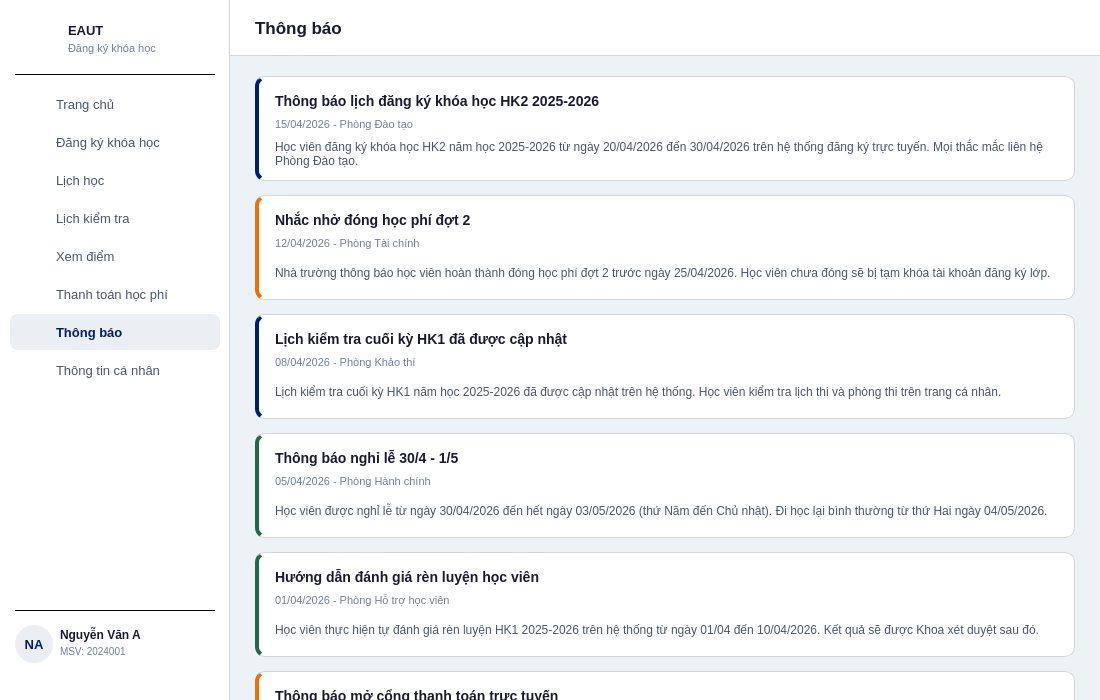
Qt form frontend/ui/notifications.ui (abcxyzawe/BaiTapLonPy) before a commit.
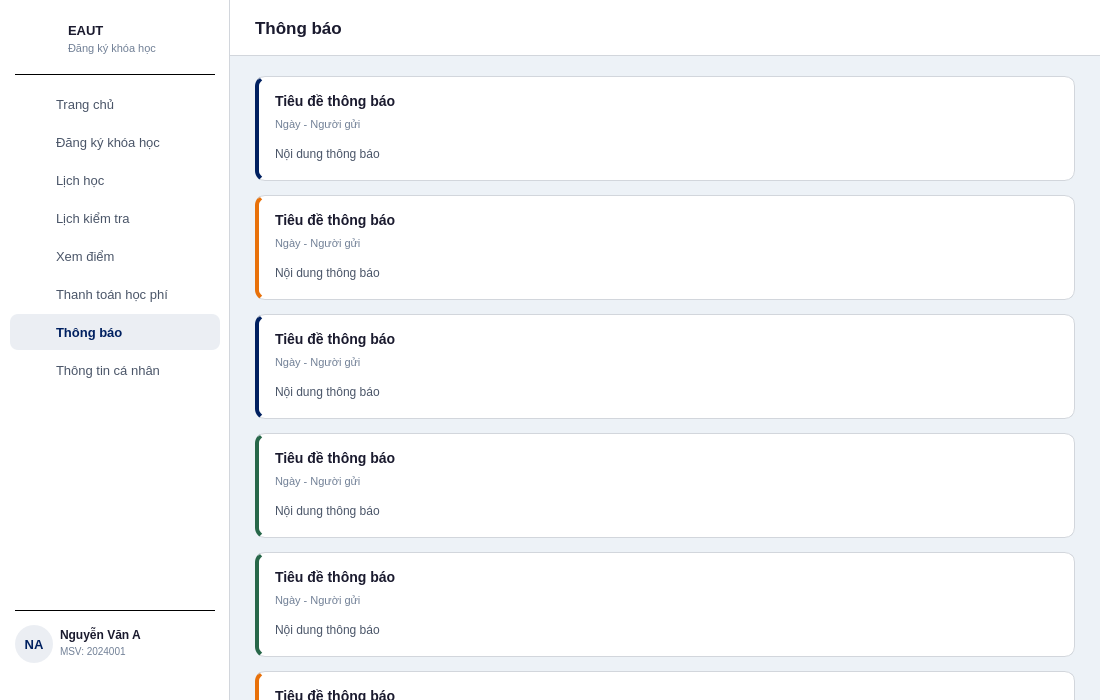
The same form after that commit.

The edit to the form file:
```diff
--- a/frontend/ui/notifications.ui
+++ b/frontend/ui/notifications.ui
@@ -79,9 +79,9 @@
       <property name="geometry"><rect><x>25</x><y>20</y><width>820</width><height>105</height></rect></property>
       <property name="styleSheet"><string notr="true">QFrame#card1 { background: white; border: 1px solid #d2d6dc; border-radius: 10px; border-left: 4px solid #002060; }</string></property>
       <property name="frameShape"><enum>QFrame::NoFrame</enum></property>
-      <widget class="QLabel" name="lblTitle1"><property name="geometry"><rect><x>20</x><y>14</y><width>780</width><height>22</height></rect></property><property name="styleSheet"><string notr="true">color: #1a1a2e; font-size: 14px; font-weight: bold; background: transparent; border: none;</string></property><property name="text"><string>Thông báo lịch đăng ký khóa học HK2 2025-2026</string></property></widget>
-      <widget class="QLabel" name="lblDate1"><property name="geometry"><rect><x>20</x><y>40</y><width>200</width><height>16</height></rect></property><property name="styleSheet"><string notr="true">color: #718096; font-size: 11px; background: transparent; border: none;</string></property><property name="text"><string>15/04/2026 - Phòng Đào tạo</string></property></widget>
-      <widget class="QLabel" name="lblContent1"><property name="geometry"><rect><x>20</x><y>62</y><width>780</width><height>32</height></rect></property><property name="styleSheet"><string notr="true">color: #4a5568; font-size: 12px; background: transparent; border: none;</string></property><property name="text"><string>Học viên đăng ký khóa học HK2 năm học 2025-2026 từ ngày 20/04/2026 đến 30/04/2026 trên hệ thống đăng ký trực tuyến. Mọi thắc mắc liên hệ Phòng Đào tạo.</string></property><property name="wordWrap"><bool>true</bool></property></widget>
+      <widget class="QLabel" name="lblTitle1"><property name="geometry"><rect><x>20</x><y>14</y><width>780</width><height>22</height></rect></property><property name="styleSheet"><string notr="true">color: #1a1a2e; font-size: 14px; font-weight: bold; background: transparent; border: none;</string></property><property name="text"><string>Tiêu đề thông báo</string></property></widget>
+      <widget class="QLabel" name="lblDate1"><property name="geometry"><rect><x>20</x><y>40</y><width>200</width><height>16</height></rect></property><property name="styleSheet"><string notr="true">color: #718096; font-size: 11px; background: transparent; border: none;</string></property><property name="text"><string>Ngày - Người gửi</string></property></widget>
+      <widget class="QLabel" name="lblContent1"><property name="geometry"><rect><x>20</x><y>62</y><width>780</width><height>32</height></rect></property><property name="styleSheet"><string notr="true">color: #4a5568; font-size: 12px; background: transparent; border: none;</string></property><property name="text"><string>Nội dung thông báo</string></property><property name="wordWrap"><bool>true</bool></property></widget>
      </widget>
 
      <!-- Card 2: Payment - Orange left border -->
@@ -89,9 +89,9 @@
       <property name="geometry"><rect><x>25</x><y>139</y><width>820</width><height>105</height></rect></property>
       <property name="styleSheet"><string notr="true">QFrame#card2 { background: white; border: 1px solid #d2d6dc; border-radius: 10px; border-left: 4px solid #e8710a; }</string></property>
       <property name="frameShape"><enum>QFrame::NoFrame</enum></property>
-      <widget class="QLabel" name="lblTitle2"><property name="geometry"><rect><x>20</x><y>14</y><width>780</width><height>22</height></rect></property><property name="styleSheet"><string notr="true">color: #1a1a2e; font-size: 14px; font-weight: bold; background: transparent; border: none;</string></property><property name="text"><string>Nhắc nhở đóng học phí đợt 2</string></property></widget>
-      <widget class="QLabel" name="lblDate2"><property name="geometry"><rect><x>20</x><y>40</y><width>200</width><height>16</height></rect></property><property name="styleSheet"><string notr="true">color: #718096; font-size: 11px; background: transparent; border: none;</string></property><property name="text"><string>12/04/2026 - Phòng Tài chính</string></property></widget>
-      <widget class="QLabel" name="lblContent2"><property name="geometry"><rect><x>20</x><y>62</y><width>780</width><height>32</height></rect></property><property name="styleSheet"><string notr="true">color: #4a5568; font-size: 12px; background: transparent; border: none;</string></property><property name="text"><string>Nhà trường thông báo học viên hoàn thành đóng học phí đợt 2 trước ngày 25/04/2026. Học viên chưa đóng sẽ bị tạm khóa tài khoản đăng ký lớp.</string></property><property name="wordWrap"><bool>true</bool></property></widget>
+      <widget class="QLabel" name="lblTitle2"><property name="geometry"><rect><x>20</x><y>14</y><width>780</width><height>22</height></rect></property><property name="styleSheet"><string notr="true">color: #1a1a2e; font-size: 14px; font-weight: bold; background: transparent; border: none;</string></property><property name="text"><string>Tiêu đề thông báo</string></property></widget>
+      <widget class="QLabel" name="lblDate2"><property name="geometry"><rect><x>20</x><y>40</y><width>200</width><height>16</height></rect></property><property name="styleSheet"><string notr="true">color: #718096; font-size: 11px; background: transparent; border: none;</string></property><property name="text"><string>Ngày - Người gửi</string></property></widget>
+      <widget class="QLabel" name="lblContent2"><property name="geometry"><rect><x>20</x><y>62</y><width>780</width><height>32</height></rect></property><property name="styleSheet"><string notr="true">color: #4a5568; font-size: 12px; background: transparent; border: none;</string></property><property name="text"><string>Nội dung thông báo</string></property><property name="wordWrap"><bool>true</bool></property></widget>
      </widget>
 
      <!-- Card 3: Academic - Blue left border -->
@@ -99,9 +99,9 @@
       <property name="geometry"><rect><x>25</x><y>258</y><width>820</width><height>105</height></rect></property>
       <property name="styleSheet"><string notr="true">QFrame#card3 { background: white; border: 1px solid #d2d6dc; border-radius: 10px; border-left: 4px solid #002060; }</string></property>
       <property name="frameShape"><enum>QFrame::NoFrame</enum></property>
-      <widget class="QLabel" name="lblTitle3"><property name="geometry"><rect><x>20</x><y>14</y><width>780</width><height>22</height></rect></property><property name="styleSheet"><string notr="true">color: #1a1a2e; font-size: 14px; font-weight: bold; background: transparent; border: none;</string></property><property name="text"><string>Lịch kiểm tra cuối kỳ HK1 đã được cập nhật</string></property></widget>
-      <widget class="QLabel" name="lblDate3"><property name="geometry"><rect><x>20</x><y>40</y><width>200</width><height>16</height></rect></property><property name="styleSheet"><string notr="true">color: #718096; font-size: 11px; background: transparent; border: none;</string></property><property name="text"><string>08/04/2026 - Phòng Khảo thí</string></property></widget>
-      <widget class="QLabel" name="lblContent3"><property name="geometry"><rect><x>20</x><y>62</y><width>780</width><height>32</height></rect></property><property name="styleSheet"><string notr="true">color: #4a5568; font-size: 12px; background: transparent; border: none;</string></property><property name="text"><string>Lịch kiểm tra cuối kỳ HK1 năm học 2025-2026 đã được cập nhật trên hệ thống. Học viên kiểm tra lịch thi và phòng thi trên trang cá nhân.</string></property><property name="wordWrap"><bool>true</bool></property></widget>
+      <widget class="QLabel" name="lblTitle3"><property name="geometry"><rect><x>20</x><y>14</y><width>780</width><height>22</height></rect></property><property name="styleSheet"><string notr="true">color: #1a1a2e; font-size: 14px; font-weight: bold; background: transparent; border: none;</string></property><property name="text"><string>Tiêu đề thông báo</string></property></widget>
+      <widget class="QLabel" name="lblDate3"><property name="geometry"><rect><x>20</x><y>40</y><width>200</width><height>16</height></rect></property><property name="styleSheet"><string notr="true">color: #718096; font-size: 11px; background: transparent; border: none;</string></property><property name="text"><string>Ngày - Người gửi</string></property></widget>
+      <widget class="QLabel" name="lblContent3"><property name="geometry"><rect><x>20</x><y>62</y><width>780</width><height>32</height></rect></property><property name="styleSheet"><string notr="true">color: #4a5568; font-size: 12px; background: transparent; border: none;</string></property><property name="text"><string>Nội dung thông báo</string></property><property name="wordWrap"><bool>true</bool></property></widget>
      </widget>
 
      <!-- Card 4: General - Green left border -->
@@ -109,9 +109,9 @@
       <property name="geometry"><rect><x>25</x><y>377</y><width>820</width><height>105</height></rect></property>
       <property name="styleSheet"><string notr="true">QFrame#card4 { background: white; border: 1px solid #d2d6dc; border-radius: 10px; border-left: 4px solid #276749; }</string></property>
       <property name="frameShape"><enum>QFrame::NoFrame</enum></property>
-      <widget class="QLabel" name="lblTitle4"><property name="geometry"><rect><x>20</x><y>14</y><width>780</width><height>22</height></rect></property><property name="styleSheet"><string notr="true">color: #1a1a2e; font-size: 14px; font-weight: bold; background: transparent; border: none;</string></property><property name="text"><string>Thông báo nghỉ lễ 30/4 - 1/5</string></property></widget>
-      <widget class="QLabel" name="lblDate4"><property name="geometry"><rect><x>20</x><y>40</y><width>200</width><height>16</height></rect></property><property name="styleSheet"><string notr="true">color: #718096; font-size: 11px; background: transparent; border: none;</string></property><property name="text"><string>05/04/2026 - Phòng Hành chính</string></property></widget>
-      <widget class="QLabel" name="lblContent4"><property name="geometry"><rect><x>20</x><y>62</y><width>780</width><height>32</height></rect></property><property name="styleSheet"><string notr="true">color: #4a5568; font-size: 12px; background: transparent; border: none;</string></property><property name="text"><string>Học viên được nghỉ lễ từ ngày 30/04/2026 đến hết ngày 03/05/2026 (thứ Năm đến Chủ nhật). Đi học lại bình thường từ thứ Hai ngày 04/05/2026.</string></property><property name="wordWrap"><bool>true</bool></property></widget>
+      <widget class="QLabel" name="lblTitle4"><property name="geometry"><rect><x>20</x><y>14</y><width>780</width><height>22</height></rect></property><property name="styleSheet"><string notr="true">color: #1a1a2e; font-size: 14px; font-weight: bold; background: transparent; border: none;</string></property><property name="text"><string>Tiêu đề thông báo</string></property></widget>
+      <widget class="QLabel" name="lblDate4"><property name="geometry"><rect><x>20</x><y>40</y><width>200</width><height>16</height></rect></property><property name="styleSheet"><string notr="true">color: #718096; font-size: 11px; background: transparent; border: none;</string></property><property name="text"><string>Ngày - Người gửi</string></property></widget>
+      <widget class="QLabel" name="lblContent4"><property name="geometry"><rect><x>20</x><y>62</y><width>780</width><height>32</height></rect></property><property name="styleSheet"><string notr="true">color: #4a5568; font-size: 12px; background: transparent; border: none;</string></property><property name="text"><string>Nội dung thông báo</string></property><property name="wordWrap"><bool>true</bool></property></widget>
      </widget>
 
      <!-- Card 5: General - Green left border -->
@@ -119,9 +119,9 @@
       <property name="geometry"><rect><x>25</x><y>496</y><width>820</width><height>105</height></rect></property>
       <property name="styleSheet"><string notr="true">QFrame#card5 { background: white; border: 1px solid #d2d6dc; border-radius: 10px; border-left: 4px solid #276749; }</string></property>
       <property name="frameShape"><enum>QFrame::NoFrame</enum></property>
-      <widget class="QLabel" name="lblTitle5"><property name="geometry"><rect><x>20</x><y>14</y><width>780</width><height>22</height></rect></property><property name="styleSheet"><string notr="true">color: #1a1a2e; font-size: 14px; font-weight: bold; background: transparent; border: none;</string></property><property name="text"><string>Hướng dẫn đánh giá rèn luyện học viên</string></property></widget>
-      <widget class="QLabel" name="lblDate5"><property name="geometry"><rect><x>20</x><y>40</y><width>250</width><height>16</height></rect></property><property name="styleSheet"><string notr="true">color: #718096; font-size: 11px; background: transparent; border: none;</string></property><property name="text"><string>01/04/2026 - Phòng Hỗ trợ học viên</string></property></widget>
-      <widget class="QLabel" name="lblContent5"><property name="geometry"><rect><x>20</x><y>62</y><width>780</width><height>32</height></rect></property><property name="styleSheet"><string notr="true">color: #4a5568; font-size: 12px; background: transparent; border: none;</string></property><property name="text"><string>Học viên thực hiện tự đánh giá rèn luyện HK1 2025-2026 trên hệ thống từ ngày 01/04 đến 10/04/2026. Kết quả sẽ được Khoa xét duyệt sau đó.</string></property><property name="wordWrap"><bool>true</bool></property></widget>
+      <widget class="QLabel" name="lblTitle5"><property name="geometry"><rect><x>20</x><y>14</y><width>780</width><height>22</height></rect></property><property name="styleSheet"><string notr="true">color: #1a1a2e; font-size: 14px; font-weight: bold; background: transparent; border: none;</string></property><property name="text"><string>Tiêu đề thông báo</string></property></widget>
+      <widget class="QLabel" name="lblDate5"><property name="geometry"><rect><x>20</x><y>40</y><width>250</width><height>16</height></rect></property><property name="styleSheet"><string notr="true">color: #718096; font-size: 11px; background: transparent; border: none;</string></property><property name="text"><string>Ngày - Người gửi</string></property></widget>
+      <widget class="QLabel" name="lblContent5"><property name="geometry"><rect><x>20</x><y>62</y><width>780</width><height>32</height></rect></property><property name="styleSheet"><string notr="true">color: #4a5568; font-size: 12px; background: transparent; border: none;</string></property><property name="text"><string>Nội dung thông báo</string></property><property name="wordWrap"><bool>true</bool></property></widget>
      </widget>
 
      <!-- Card 6: Payment - Orange left border -->
@@ -129,9 +129,9 @@
       <property name="geometry"><rect><x>25</x><y>615</y><width>820</width><height>105</height></rect></property>
       <property name="styleSheet"><string notr="true">QFrame#card6 { background: white; border: 1px solid #d2d6dc; border-radius: 10px; border-left: 4px solid #e8710a; }</string></property>
       <property name="frameShape"><enum>QFrame::NoFrame</enum></property>
-      <widget class="QLabel" name="lblTitle6"><property name="geometry"><rect><x>20</x><y>14</y><width>780</width><height>22</height></rect></property><property name="styleSheet"><string notr="true">color: #1a1a2e; font-size: 14px; font-weight: bold; background: transparent; border: none;</string></property><property name="text"><string>Thông báo mở cổng thanh toán trực tuyến</string></property></widget>
-      <widget class="QLabel" name="lblDate6"><property name="geometry"><rect><x>20</x><y>40</y><width>200</width><height>16</height></rect></property><property name="styleSheet"><string notr="true">color: #718096; font-size: 11px; background: transparent; border: none;</string></property><property name="text"><string>28/03/2026 - Phòng Tài chính</string></property></widget>
-      <widget class="QLabel" name="lblContent6"><property name="geometry"><rect><x>20</x><y>62</y><width>780</width><height>32</height></rect></property><property name="styleSheet"><string notr="true">color: #4a5568; font-size: 12px; background: transparent; border: none;</string></property><property name="text"><string>Cổng thanh toán học phí trực tuyến qua ngân hàng và ví điện tử đã được mở. Học viên có thể thanh toán qua VNPay, Momo hoặc chuyển khoản ngân hàng.</string></property><property name="wordWrap"><bool>true</bool></property></widget>
+      <widget class="QLabel" name="lblTitle6"><property name="geometry"><rect><x>20</x><y>14</y><width>780</width><height>22</height></rect></property><property name="styleSheet"><string notr="true">color: #1a1a2e; font-size: 14px; font-weight: bold; background: transparent; border: none;</string></property><property name="text"><string>Tiêu đề thông báo</string></property></widget>
+      <widget class="QLabel" name="lblDate6"><property name="geometry"><rect><x>20</x><y>40</y><width>200</width><height>16</height></rect></property><property name="styleSheet"><string notr="true">color: #718096; font-size: 11px; background: transparent; border: none;</string></property><property name="text"><string>Ngày - Người gửi</string></property></widget>
+      <widget class="QLabel" name="lblContent6"><property name="geometry"><rect><x>20</x><y>62</y><width>780</width><height>32</height></rect></property><property name="styleSheet"><string notr="true">color: #4a5568; font-size: 12px; background: transparent; border: none;</string></property><property name="text"><string>Nội dung thông báo</string></property><property name="wordWrap"><bool>true</bool></property></widget>
      </widget>
 
     </widget>
```
